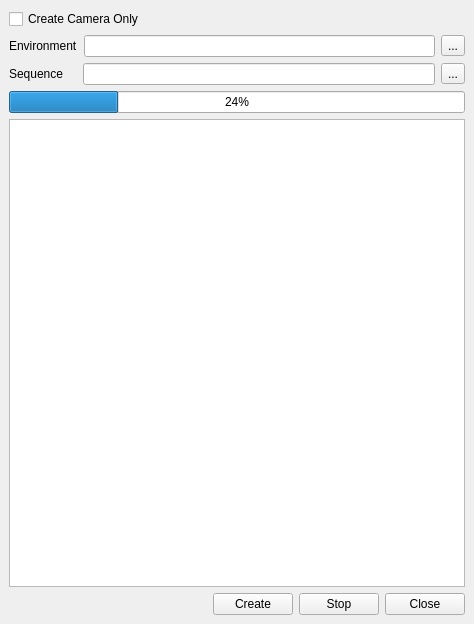
iceanimations/createLayout, file ui/main.ui: the form before one commit.
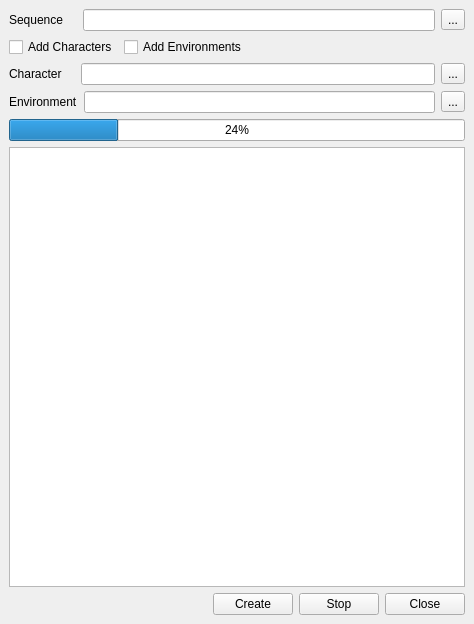
The form after the commit.

Commit message: ui designed for characters and environments

The edit to the form file:
```diff
--- a/ui/main.ui
+++ b/ui/main.ui
@@ -18,34 +18,6 @@
   </property>
   <widget class="QWidget" name="centralwidget">
    <layout class="QVBoxLayout" name="verticalLayout_2">
-    <item>
-     <widget class="QCheckBox" name="cameraButton">
-      <property name="text">
-       <string>Create Camera Only</string>
-      </property>
-     </widget>
-    </item>
-    <item>
-     <layout class="QHBoxLayout" name="horizontalLayout">
-      <item>
-       <widget class="QLabel" name="label">
-        <property name="text">
-         <string>Environment</string>
-        </property>
-       </widget>
-      </item>
-      <item>
-       <widget class="QLineEdit" name="envFilePathBox"/>
-      </item>
-      <item>
-       <widget class="QToolButton" name="browseButton1">
-        <property name="text">
-         <string>...</string>
-        </property>
-       </widget>
-      </item>
-     </layout>
-    </item>
     <item>
      <layout class="QHBoxLayout" name="horizontalLayout_2">
       <item>
@@ -67,6 +39,79 @@
       </item>
      </layout>
     </item>
+    <item>
+     <layout class="QHBoxLayout" name="horizontalLayout_4">
+      <item>
+       <widget class="QCheckBox" name="checkBox">
+        <property name="text">
+         <string>Add Characters</string>
+        </property>
+       </widget>
+      </item>
+      <item>
+       <widget class="QCheckBox" name="cameraButton">
+        <property name="text">
+         <string>Add Environments</string>
+        </property>
+       </widget>
+      </item>
+      <item>
+       <spacer name="horizontalSpacer_2">
+        <property name="orientation">
+         <enum>Qt::Horizontal</enum>
+        </property>
+        <property name="sizeHint" stdset="0">
+         <size>
+          <width>40</width>
+          <height>20</height>
+         </size>
+        </property>
+       </spacer>
+      </item>
+     </layout>
+    </item>
+    <item>
+     <layout class="QHBoxLayout" name="horizontalLayout_5">
+      <item>
+       <widget class="QLabel" name="label_3">
+        <property name="text">
+         <string>Character    </string>
+        </property>
+       </widget>
+      </item>
+      <item>
+       <widget class="QLineEdit" name="envFilePathBox_2"/>
+      </item>
+      <item>
+       <widget class="QToolButton" name="browseButton1_2">
+        <property name="text">
+         <string>...</string>
+        </property>
+       </widget>
+      </item>
+     </layout>
+    </item>
+    <item>
+     <layout class="QHBoxLayout" name="horizontalLayout">
+      <item>
+       <widget class="QLabel" name="label">
+        <property name="text">
+         <string>Environment</string>
+        </property>
+       </widget>
+      </item>
+      <item>
+       <widget class="QLineEdit" name="envFilePathBox"/>
+      </item>
+      <item>
+       <widget class="QToolButton" name="browseButton1">
+        <property name="text">
+         <string>...</string>
+        </property>
+       </widget>
+      </item>
+     </layout>
+    </item>
     <item>
      <layout class="QVBoxLayout" name="verticalLayout">
       <item>
```
Left out of the diff: 98 changed lines with no effect on the pictures.
